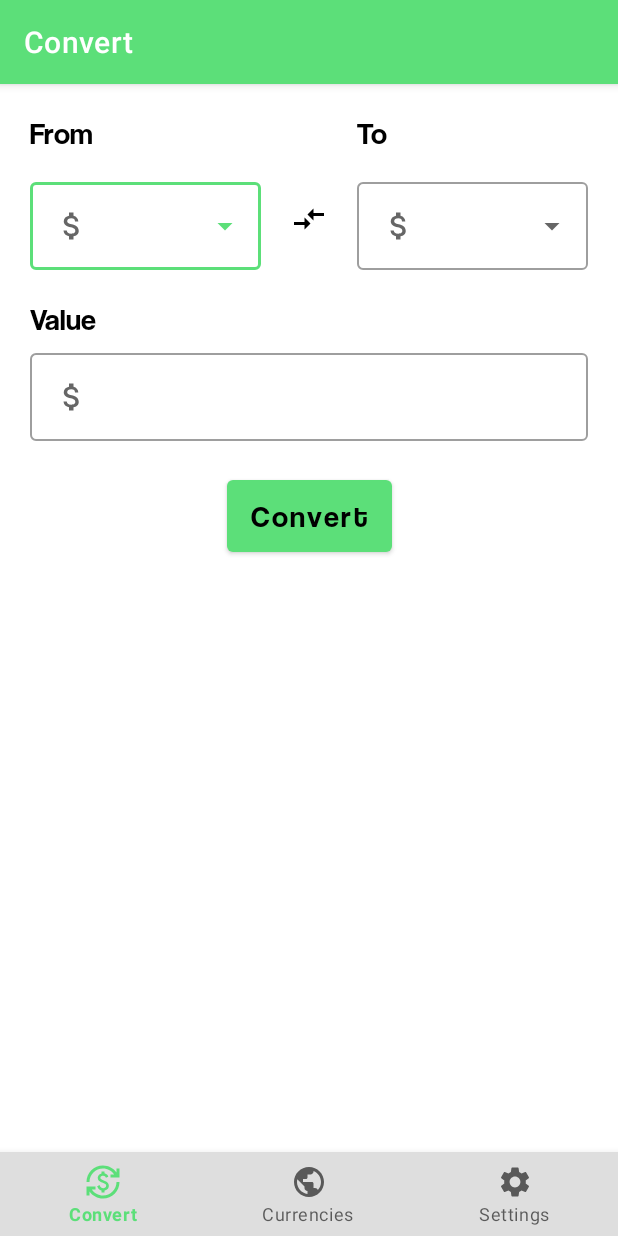
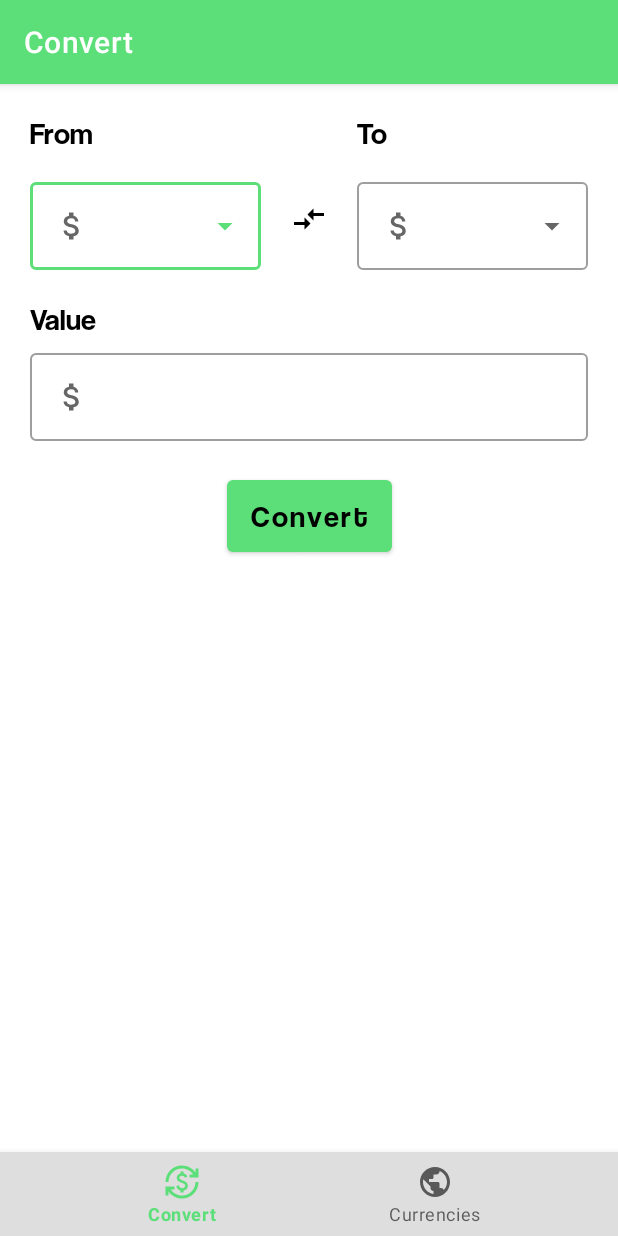
Before and after one commit to Gabriel-Bizarria/ConvertIt-App, an Android app: the screen it shows after launch (MainActivity), on a phone screen of 412 x 824 dp. Run offline under Robolectric (Android 15) with nearby library versions, the phone set to English and light mode, and no system bars; our stand-ins replace navigation-ui.

Commit message:
Add: Courotines and remove settings layout

```diff
--- a/app/src/main/java/com/convertit/convertitapp/CurrencyUri.kt
+++ /dev/null
@@ -1,6 +0,0 @@
-package com.convertit.convertitapp
-
-data class CurrencyUri(
-    val firstCurrency: String,
-    val secondCurrency: String
-)
--- a/app/src/main/java/com/convertit/convertitapp/ui/MainActivity.kt
+++ b/app/src/main/java/com/convertit/convertitapp/ui/MainActivity.kt
@@ -20,8 +20,7 @@ class MainActivity : AppCompatActivity() {
         val appBarConfig = AppBarConfiguration(
             setOf(
                 R.id.conversionFragment,
-                R.id.currenciesFragment,
-                R.id.settingsFragment
+                R.id.currenciesFragment
             )
         )
         setupActionBarWithNavController(navController, appBarConfig)
--- a/app/src/main/java/com/convertit/convertitapp/DecimalFormatter.kt
+++ b/app/src/main/java/com/convertit/convertitapp/ui/helpers/DecimalFormatter.kt
@@ -1,4 +1,4 @@
-package com.convertit.convertitapp
+package com.convertit.convertitapp.ui.helpers
 
 import java.text.DecimalFormat
 
--- a/app/src/main/res/menu/bottom_menu.xml
+++ b/app/src/main/res/menu/bottom_menu.xml
@@ -9,8 +9,4 @@
         android:id="@+id/currenciesFragment"
         android:title="Currencies"
         android:icon="@drawable/ic_currencies" />
-    <item
-        android:id="@+id/settingsFragment"
-        android:title="Settings"
-        android:icon="@drawable/ic_settings" />
 </menu>
--- a/app/src/main/res/navigation/my_nav.xml
+++ b/app/src/main/res/navigation/my_nav.xml
@@ -15,9 +15,4 @@
         android:name="com.convertit.convertitapp.ui.CurrenciesFragment"
         android:label="Currencies"
         tools:layout="@layout/fragment_currencies" />
-    <fragment
-        android:id="@+id/settingsFragment"
-        android:name="com.convertit.convertitapp.ui.SettingsFragment"
-        android:label="Settings"
-        tools:layout="@layout/fragment_settings" />
 </navigation>
```
Also changed, not shown: app/src/main/java/com/convertit/convertitapp/model/Request.kt (added, +7 -0 lines), app/src/main/java/com/convertit/convertitapp/ui/ConversionFragment.kt (+16 -6 lines), app/src/main/java/com/convertit/convertitapp/ui/SettingsFragment.kt (deleted, +0 -60 lines), app/src/main/java/com/convertit/convertitapp/viewModel/ConversionViewModel.kt (renamed from app/src/main/java/com/convertit/convertitapp/ConversionViewModel.kt, +11 -6 lines).
